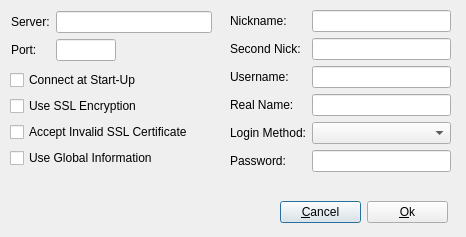
codymj/LuxIRC, file AddNetworkDlg.ui: the form before one commit.
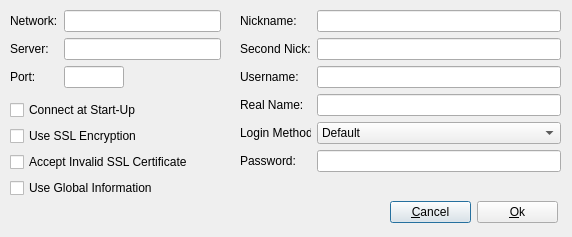
The form after the commit.

What changed in the file:
```diff
--- a/AddNetworkDlg.ui
+++ b/AddNetworkDlg.ui
@@ -6,18 +6,18 @@
    <rect>
     <x>0</x>
     <y>0</y>
-    <width>466</width>
+    <width>572</width>
     <height>237</height>
    </rect>
   </property>
   <property name="windowTitle">
    <string>Add Network</string>
   </property>
-  <widget class="QWidget" name="">
+  <widget class="QWidget" name="layoutWidget">
    <property name="geometry">
     <rect>
      <x>10</x>
-     <y>70</y>
+     <y>100</y>
      <width>207</width>
      <height>100</height>
     </rect>
@@ -53,12 +53,12 @@
     </item>
    </layout>
   </widget>
-  <widget class="QWidget" name="">
+  <widget class="QWidget" name="layoutWidget">
    <property name="geometry">
     <rect>
-     <x>230</x>
+     <x>240</x>
      <y>10</y>
-     <width>221</width>
+     <width>321</width>
      <height>171</height>
     </rect>
    </property>
@@ -111,7 +111,23 @@
      </widget>
     </item>
     <item row="4" column="1">
-     <widget class="QComboBox" name="loginMethodCbo"/>
+     <widget class="QComboBox" name="loginMethodCbo">
+      <item>
+       <property name="text">
+        <string>Default</string>
+       </property>
+      </item>
+      <item>
+       <property name="text">
+        <string>Server Password (/SERVER &lt;PASS&gt;)</string>
+       </property>
+      </item>
+      <item>
+       <property name="text">
+        <string>NickServ (/msg NickServ Identify &lt;PASS&gt;)</string>
+       </property>
+      </item>
+     </widget>
     </item>
     <item row="5" column="0">
      <widget class="QLabel" name="label_8">
@@ -129,10 +145,10 @@
     </item>
    </layout>
   </widget>
-  <widget class="QWidget" name="">
+  <widget class="QWidget" name="layoutWidget">
    <property name="geometry">
     <rect>
-     <x>280</x>
+     <x>390</x>
      <y>200</y>
      <width>168</width>
      <height>24</height>
@@ -158,32 +174,42 @@
   <widget class="QWidget" name="">
    <property name="geometry">
     <rect>
-     <x>11</x>
-     <y>11</y>
-     <width>201</width>
-     <height>52</height>
+     <x>10</x>
+     <y>10</y>
+     <width>211</width>
+     <height>80</height>
     </rect>
    </property>
    <layout class="QFormLayout" name="formLayout">
     <item row="0" column="0">
+     <widget class="QLabel" name="label_9">
+      <property name="text">
+       <string>Network:</string>
+      </property>
+     </widget>
+    </item>
+    <item row="0" column="1">
+     <widget class="QLineEdit" name="networkLE"/>
+    </item>
+    <item row="1" column="0">
      <widget class="QLabel" name="label">
       <property name="text">
        <string>Server:</string>
       </property>
      </widget>
     </item>
-    <item row="0" column="1">
-     <widget class="QLineEdit" name="serverLineEdit"/>
+    <item row="1" column="1">
+     <widget class="QLineEdit" name="serverLE"/>
     </item>
-    <item row="1" column="0">
+    <item row="2" column="0">
      <widget class="QLabel" name="label_2">
       <property name="text">
        <string>Port:</string>
       </property>
      </widget>
     </item>
-    <item row="1" column="1">
-     <widget class="QLineEdit" name="portLineEdit">
+    <item row="2" column="1">
+     <widget class="QLineEdit" name="portLE">
       <property name="maximumSize">
        <size>
         <width>60</width>
```
Left out of the diff: 26 changed lines with no effect on the pictures.
